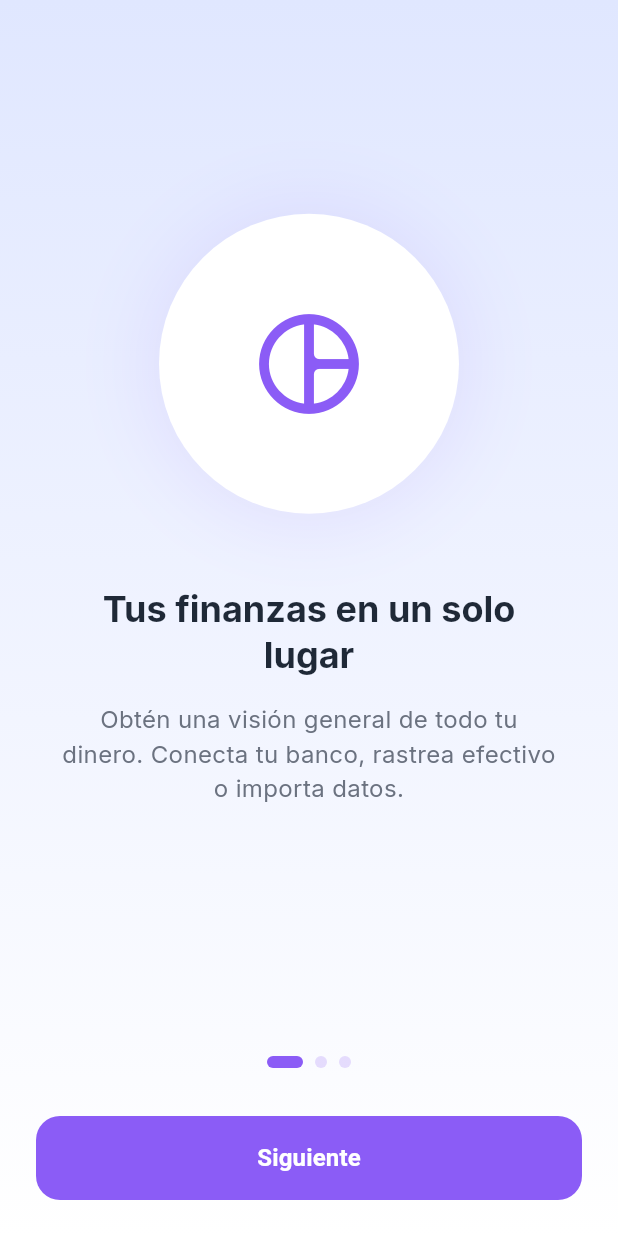
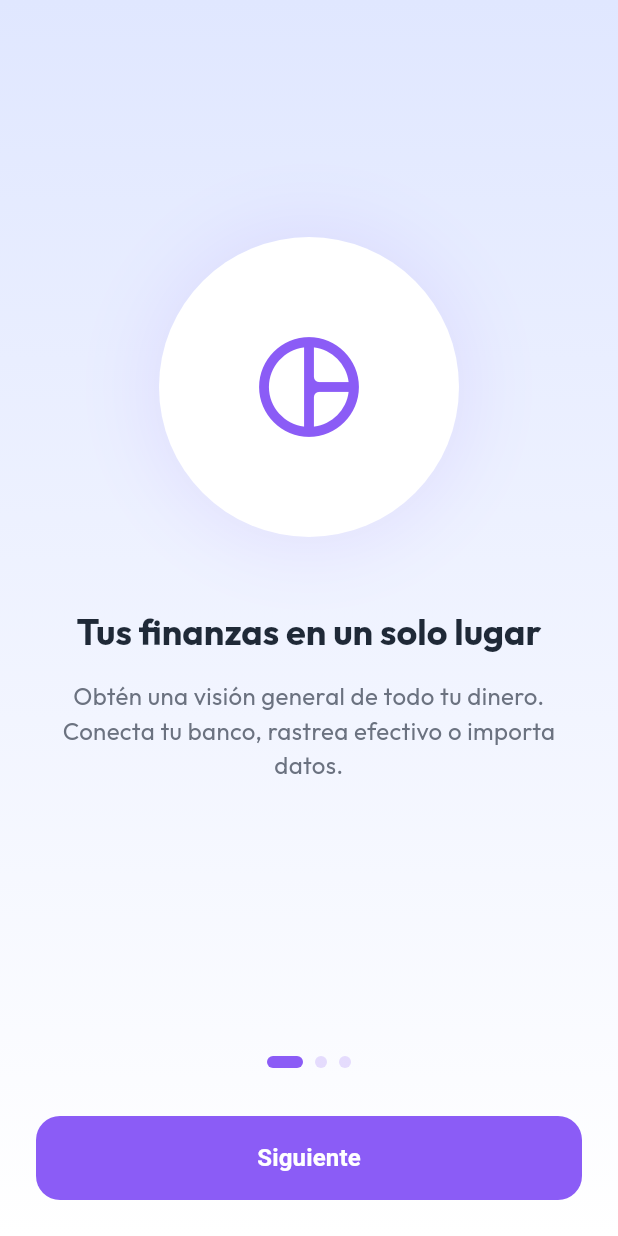
Before and after one commit to SebasUrbina/finapp, a Flutter app: the screen it shows after launch, on a phone screen of 412 x 824 dp. Run offline on Flutter 3.47's test engine with Material 3 defaults, Android fonts, the phone set to English and light mode, and no system bars; our stand-ins replace firebase_auth, firebase_core, flutter_riverpod, google_fonts, google_sign_in, package_info_plus and 2 more; accounts and stored records are empty; generated files the repository leaves out were written again.

Commit message:
🐛fix: ui typography

```diff
--- a/lib/core/theme/app_theme.dart
+++ b/lib/core/theme/app_theme.dart
@@ -13,7 +13,7 @@ class AppTheme {
       surface: const Color(0xFFF8FAFC),
       surfaceContainerHighest: const Color(0xFFF1F5F9),
     ),
-    textTheme: GoogleFonts.interTextTheme(_lightTextTheme),
+    textTheme: GoogleFonts.outfitTextTheme(_lightTextTheme),
     appBarTheme: const AppBarTheme(
       elevation: 0,
       centerTitle: false,
@@ -73,6 +73,17 @@ class AppTheme {
     ),
     bodyLarge: TextStyle(color: Color(0xFF0F172A), fontSize: 16),
     bodyMedium: TextStyle(color: Color(0xFF64748B), fontSize: 14),
+    bodySmall: TextStyle(color: Color(0xFF64748B), fontSize: 12),
+    labelSmall: TextStyle(
+      color: Color(0xFF64748B),
+      fontSize: 11,
+      fontWeight: FontWeight.w500,
+    ),
+    titleSmall: TextStyle(
+      color: Color(0xFF0F172A),
+      fontSize: 14,
+      fontWeight: FontWeight.w600,
+    ),
   );
 
   static final TextTheme _darkTextTheme = const TextTheme(
@@ -98,6 +109,17 @@ class AppTheme {
     ),
     bodyLarge: TextStyle(color: Color(0xFFF1F5F9), fontSize: 16),
     bodyMedium: TextStyle(color: Color(0xFF94A3B8), fontSize: 14),
+    bodySmall: TextStyle(color: Color(0xFF94A3B8), fontSize: 12),
+    labelSmall: TextStyle(
+      color: Color(0xFF94A3B8),
+      fontSize: 11,
+      fontWeight: FontWeight.w500,
+    ),
+    titleSmall: TextStyle(
+      color: Colors.white,
+      fontSize: 14,
+      fontWeight: FontWeight.w600,
+    ),
   );
 }
 
```
